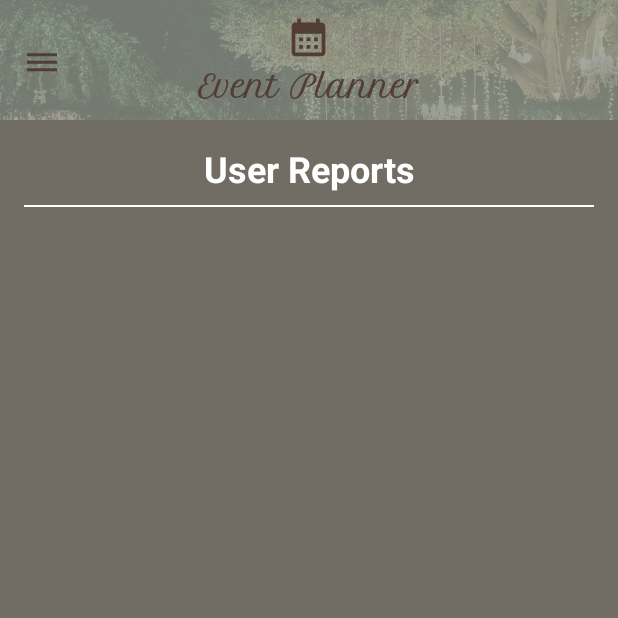
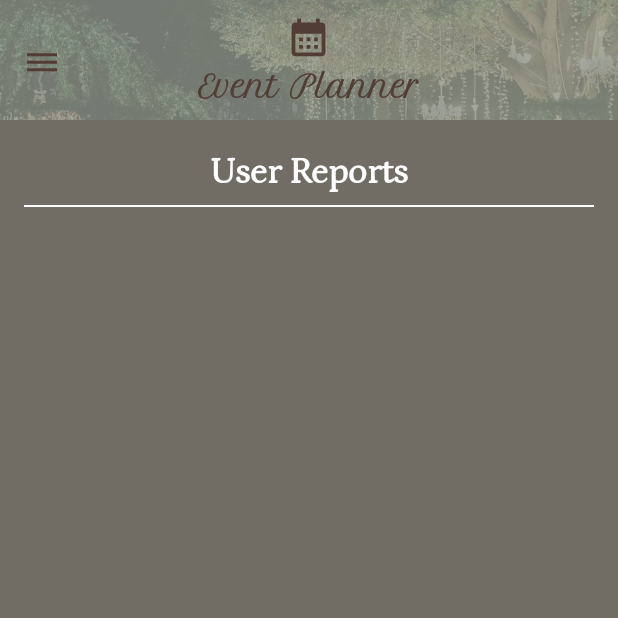
Before and after one commit to kzi-nastava/ma-project-event-planner-siit-2024-team-14, an Android app: the fragment AdminReportsFragment placed in its activity, on a phone screen of 412 x 824 dp, the top half of it. Run offline under Robolectric (Android 15) with nearby library versions, the phone set to English and light mode, and no system bars; our stand-ins replace Volley; network calls fail; pictures from the network do not load; 1 statement that could not run was skipped.

```diff
--- a/app/src/main/res/layout/fragment_admin_reports.xml
+++ b/app/src/main/res/layout/fragment_admin_reports.xml
@@ -12,6 +12,7 @@
         android:layout_width="match_parent"
         android:layout_height="wrap_content"
         android:text="User Reports"
+        android:fontFamily="@font/petrona"
         android:textSize="24sp"
         android:textStyle="bold"
         android:textColor="#FFFFFF"
@@ -35,13 +36,13 @@
         android:paddingBottom="8dp"
         android:scrollbars="vertical" />
 
-    <!-- Tekst koji se prikazuje ako nema prijava -->
     <TextView
         android:id="@+id/emptyTextView"
         android:layout_width="match_parent"
         android:layout_height="wrap_content"
         android:text="There are currently no user reports."
         android:textColor="#FFFFFF"
+        android:fontFamily="@font/petrona"
         android:textSize="16sp"
         android:gravity="center"
         android:visibility="gone"
```
